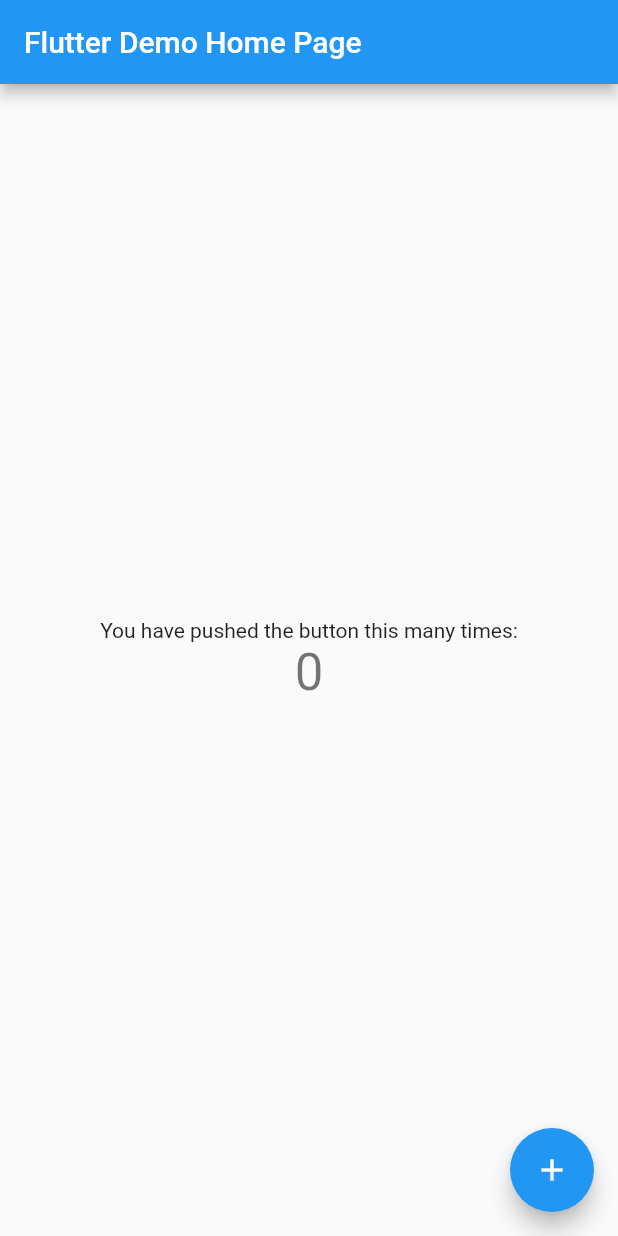
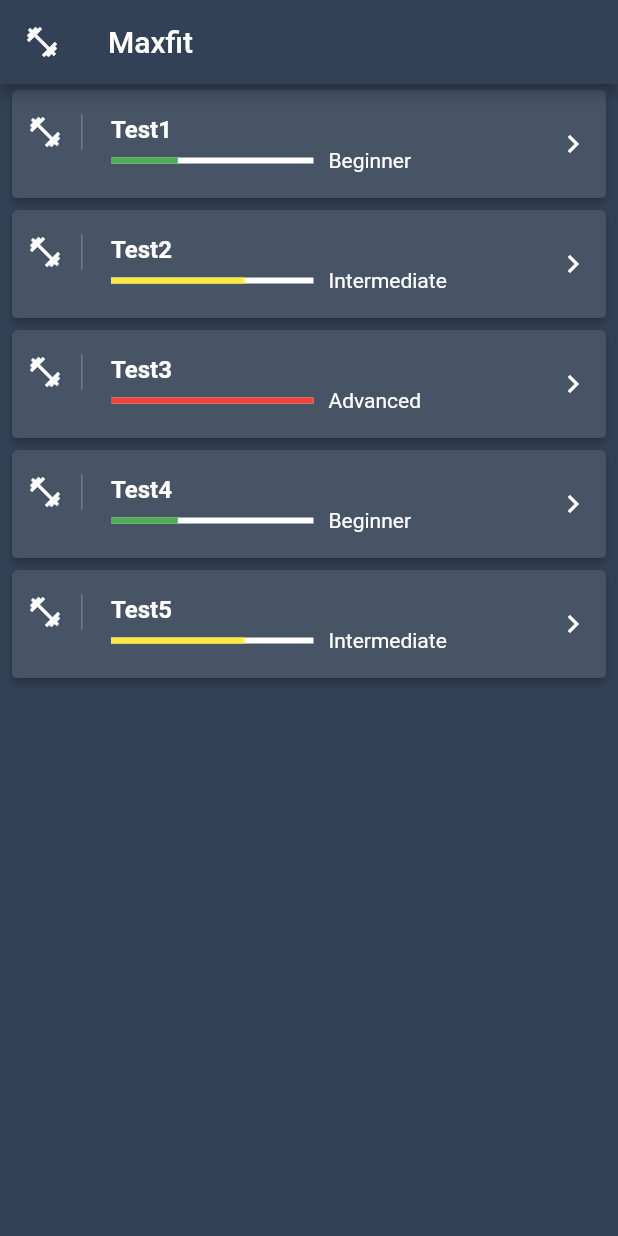
Before and after one commit to marie2465/maxfit, a Flutter app: the screen it shows after launch, on a phone screen of 412 x 824 dp. Run offline on Flutter 3.47's test engine with Material 2 defaults, Android fonts, the phone set to English and light mode, and no system bars.

Commit message:
home page

```diff
--- /dev/null
+++ b/lib/domain/workout.dart
@@ -0,0 +1,8 @@
+class Workout{
+  String title;
+  String author;
+  String description;
+  String level;
+
+  Workout(this.title, this.author, this.description, this.level);
+}
--- a/lib/main.dart
+++ b/lib/main.dart
@@ -1,113 +1,26 @@
 import 'package:flutter/material.dart';
+import 'package:maxfit/domain/workout.dart';
+import 'package:maxfit/pages/home.dart';
 
 void main() {
-  runApp(MyApp());
+  runApp(MaxFitApp());
 }
 
-class MyApp extends StatelessWidget {
-  // This widget is the root of your application.
+class MaxFitApp extends StatelessWidget {
+  const MaxFitApp({Key? key}) : super(key: key);
+
   @override
   Widget build(BuildContext context) {
     return MaterialApp(
-      title: 'Flutter Demo',
+      title: "MaxFit",
+      debugShowCheckedModeBanner: false,
       theme: ThemeData(
-        // This is the theme of your application.
-        //
-        // Try running your application with "flutter run". You'll see the
-        // application has a blue toolbar. Then, without quitting the app, try
-        // changing the primarySwatch below to Colors.green and then invoke
-        // "hot reload" (press "r" in the console where you ran "flutter run",
-        // or simply save your changes to "hot reload" in a Flutter IDE).
-        // Notice that the counter didn't reset back to zero; the application
-        // is not restarted.
-        primarySwatch: Colors.blue,
+        primaryColor: Color.fromRGBO(50, 65, 85, 1),
+        textTheme: TextTheme(
+          title: TextStyle(color: Colors.white),
+        ),
       ),
-      home: MyHomePage(title: 'Flutter Demo Home Page'),
+      home: HomePage(),
     );
   }
 }
-
-class MyHomePage extends StatefulWidget {
-  MyHomePage({Key? key, required this.title}) : super(key: key);
-
-  // This widget is the home page of your application. It is stateful, meaning
-  // that it has a State object (defined below) that contains fields that affect
-  // how it looks.
-
-  // This class is the configuration for the state. It holds the values (in this
-  // case the title) provided by the parent (in this case the App widget) and
-  // used by the build method of the State. Fields in a Widget subclass are
-  // always marked "final".
-
-  final String title;
-
-  @override
-  _MyHomePageState createState() => _MyHomePageState();
-}
-
-class _MyHomePageState extends State<MyHomePage> {
-  int _counter = 0;
-
-  void _incrementCounter() {
-    setState(() {
-      // This call to setState tells the Flutter framework that something has
-      // changed in this State, which causes it to rerun the build method below
-      // so that the display can reflect the updated values. If we changed
-      // _counter without calling setState(), then the build method would not be
-      // called again, and so nothing would appear to happen.
-      _counter++;
-    });
-  }
-
-  @override
-  Widget build(BuildContext context) {
-    // This method is rerun every time setState is called, for instance as done
-    // by the _incrementCounter method above.
-    //
-    // The Flutter framework has been optimized to make rerunning build methods
-    // fast, so that you can just rebuild anything that needs updating rather
-    // than having to individually change instances of widgets.
-    return Scaffold(
-      appBar: AppBar(
-        // Here we take the value from the MyHomePage object that was created by
-        // the App.build method, and use it to set our appbar title.
-        title: Text(widget.title),
-      ),
-      body: Center(
-        // Center is a layout widget. It takes a single child and positions it
-        // in the middle of the parent.
-        child: Column(
-          // Column is also a layout widget. It takes a list of children and
-          // arranges them vertically. By default, it sizes itself to fit its
-          // children horizontally, and tries to be as tall as its parent.
-          //
-          // Invoke "debug painting" (press "p" in the console, choose the
-          // "Toggle Debug Paint" action from the Flutter Inspector in Android
-          // Studio, or the "Toggle Debug Paint" command in Visual Studio Code)
-          // to see the wireframe for each widget.
-          //
-          // Column has various properties to control how it sizes itself and
-          // how it positions its children. Here we use mainAxisAlignment to
-          // center the children vertically; the main axis here is the vertical
-          // axis because Columns are vertical (the cross axis would be
-          // horizontal).
-          mainAxisAlignment: MainAxisAlignment.center,
-          children: <Widget>[
-            Text(
-              'You have pushed the button this many times:',
-            ),
-            Text(
-              '$_counter',
-              style: Theme.of(context).textTheme.headline4,
-            ),
-          ],
-        ),
-      ),
-      floatingActionButton: FloatingActionButton(
-        onPressed: _incrementCounter,
-        tooltip: 'Increment',
-        child: Icon(Icons.add),
-      ), // This trailing comma makes auto-formatting nicer for build methods.
-    );
-  }
-}
--- /dev/null
+++ b/lib/pages/home.dart
@@ -0,0 +1,119 @@
+import 'package:flutter/material.dart';
+import 'package:maxfit/domain/workout.dart';
+
+class HomePage extends StatelessWidget {
+  const HomePage({Key? key}) : super(key: key);
+
+  @override
+  Widget build(BuildContext context) {
+    return Container(
+      child: Scaffold(
+        backgroundColor: Theme.of(context).primaryColor,
+        appBar: AppBar(
+          title: Text('Maxfit'),
+          leading: Icon(Icons.fitness_center),
+        ),
+        body: WorkoutsList(),
+      ),
+    );
+  }
+}
+
+class WorkoutsList extends StatelessWidget {
+  final workouts = <Workout>[
+    Workout('Test1', 'Max1', 'Test workout1', 'Beginner'),
+    Workout('Test2', 'Max2', 'Test workout2', 'Intermediate'),
+    Workout('Test3', 'Max3', 'Test workout3', 'Advanced'),
+    Workout('Test4', 'Max4', 'Test workout4', 'Beginner'),
+    Workout('Test5', 'Max5', 'Test workout5', 'Intermediate'),
+  ];
+
+  @override
+  Widget build(BuildContext context) {
+    return Container(
+      child: Container(
+        child: ListView.builder(
+            itemCount: workouts.length,
+            itemBuilder: (context, index) {
+              return Card(
+                elevation: 2.0,
+                margin: EdgeInsets.symmetric(horizontal: 8.0, vertical: 4.0),
+                child: Container(
+                  decoration: BoxDecoration(
+                    color: Color.fromRGBO(50, 65, 85, 0.9),
+                  ),
+                  child: ListTile(
+                    contentPadding: EdgeInsets.symmetric(horizontal: 10.0),
+                    leading: Container(
+                      padding: EdgeInsets.only(right: 12.0),
+                      child: Icon(
+                        Icons.fitness_center,
+                        color: Theme.of(context).textTheme.title!.color,
+                      ),
+                      decoration: BoxDecoration(
+                        border: Border(
+                          right: BorderSide(
+                            width: 1,
+                            color: Colors.white24,
+                          ),
+                        ),
+                      ),
+                    ),
+                    title: Text(
+                      workouts[index].title,
+                      style: TextStyle(
+                          color: Theme.of(context).textTheme.title!.color,
+                          fontWeight: FontWeight.bold),
+                    ),
+                    trailing: Icon(
+                      Icons.keyboard_arrow_right,
+                      color: Theme.of(context).textTheme.title!.color,
+                    ),
+                    subtitle: subtitle(context, workouts[index]),
+                  ),
+                ),
+              );
+            }),
+      ),
+    );
+  }
+}
+
+Widget subtitle(BuildContext context, Workout workout) {
+  var color = Colors.grey;
+  double indicatorLevel = 0;
+  switch (workout.level) {
+    case 'Beginner':
+      color = Colors.green;
+      indicatorLevel = 0.33;
+      break;
+    case 'Intermediate':
+      color = Colors.yellow;
+      indicatorLevel = 0.66;
+      break;
+    case 'Advanced':
+      color = Colors.red;
+      indicatorLevel = 1;
+      break;
+  }
+  return Row(
+    children: <Widget>[
+      Expanded(
+        flex: 2,
+        child: LinearProgressIndicator(
+          backgroundColor: Theme.of(context).textTheme.title!.color,
+          value: indicatorLevel,
+          valueColor: AlwaysStoppedAnimation(color),
+        ),
+      ),
+      SizedBox(width: 10),
+      Expanded(
+        flex: 2,
+        child: Text(
+          workout.level,
+          style: TextStyle(color: Theme.of(context).textTheme.title!.color),
+        ),
+      ),
+    ],
+  );
+}
```
Also changed, not shown: 1 other file.
